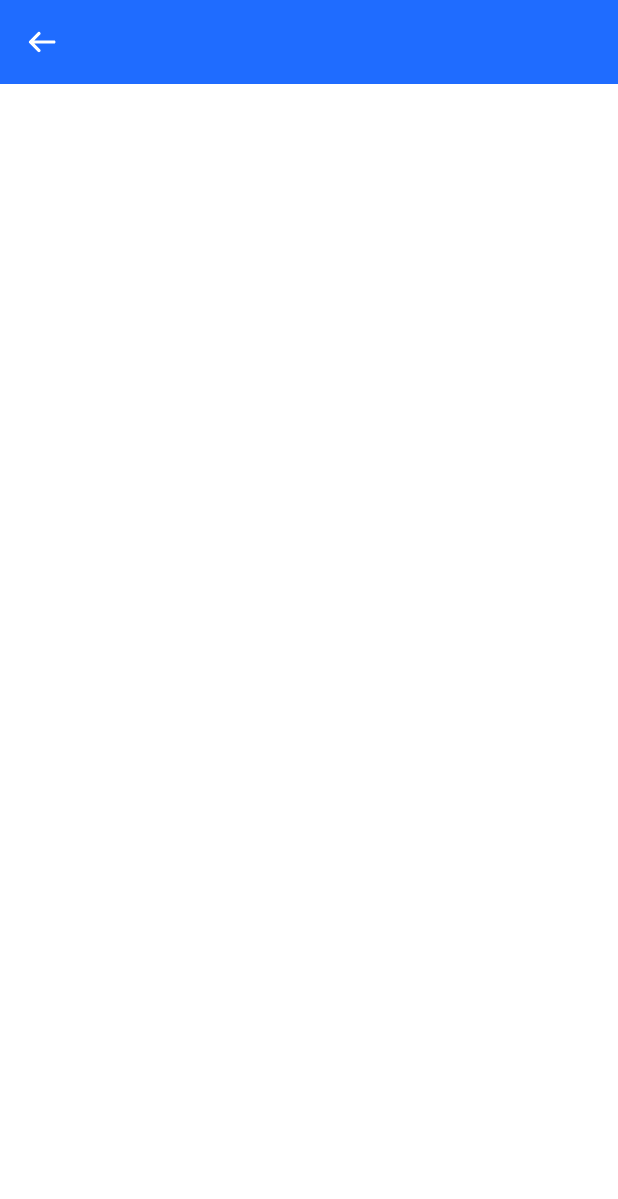
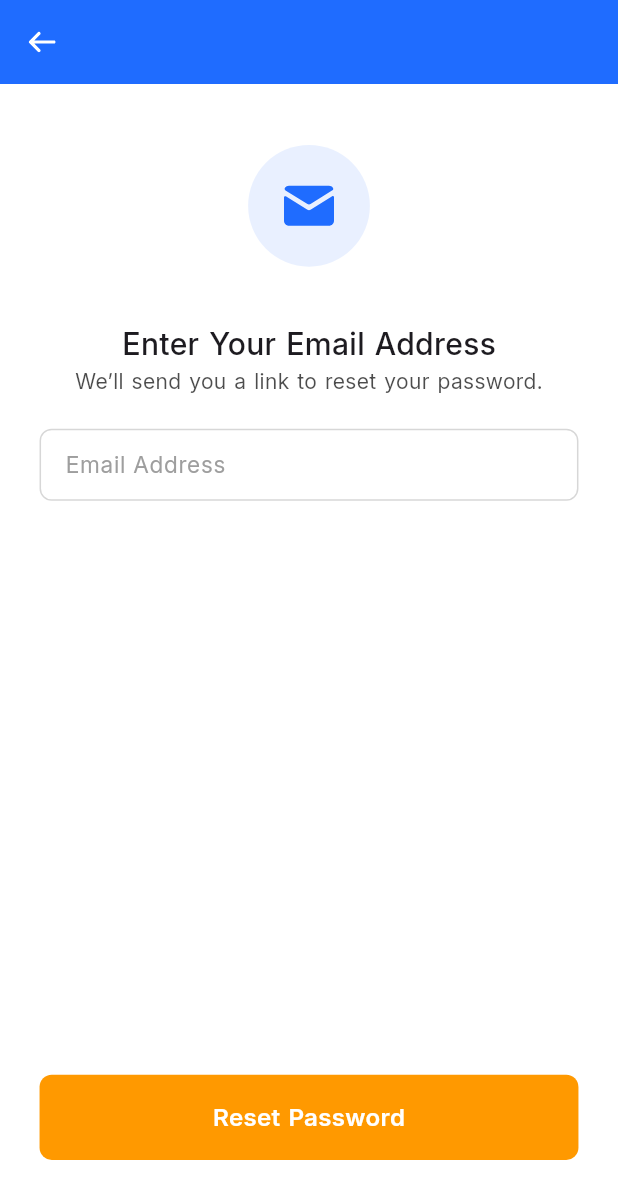
Before and after one commit to Adel-Jarour/b_wallet_app, a Flutter app: the EmailScreen screen opened by its route, on a phone screen of 412 x 824 dp. Shown: the top 1199 px of the screen. Run offline on Flutter 3.47's test engine with Material 3 defaults, Android fonts, the phone set to English and light mode, and no system bars; our stand-ins replace flutter_screenutil, flutter_svg, get, lottie, pinput.

Commit message:
complete email screen

```diff
--- a/lib/config/translation/strings_enum.dart
+++ b/lib/config/translation/strings_enum.dart
@@ -22,6 +22,7 @@ class Strings {
   static const String buttonContinue = 'Continue';
   static const String buttonSavePass = 'Save Password';
   static const String buttonOk = 'OK';
+  static const String buttonResetPassword = 'Reset Password';
 
   static const String splashBottomMsg = 'Your best choice for e-wallet';
 
@@ -49,4 +50,10 @@ class Strings {
   static const String resetPassMsg = 'Create your new password';
   static const String resetPassSuccessDialogMsg =
       'Yay! Your new password has been saved.';
+
+  static const String emailTitle = 'Enter Your Email Address';
+  static const String emailMsg =
+      'We’ll send you a link to reset your password.';
+  static const String emailSuccessDialogMsg =
+      'We’ve sent you a link to reset your password. Check your email!';
 }
--- a/lib/view/screens/auth/forget_pass/email/email_screen.dart
+++ b/lib/view/screens/auth/forget_pass/email/email_screen.dart
@@ -1,18 +1,108 @@
+import 'package:b_wallet/config/translation/strings_enum.dart';
 import 'package:b_wallet/const/color_const.dart';
+import 'package:b_wallet/const/image_const.dart';
+import 'package:b_wallet/controller/email_controller.dart';
 import 'package:b_wallet/view/widgets/custom_arrow_back.dart';
+import 'package:b_wallet/view/widgets/custom_button.dart';
+import 'package:b_wallet/view/widgets/custom_text.dart';
+import 'package:b_wallet/view/widgets/custom_text_form_field.dart';
 import 'package:flutter/material.dart';
+import 'package:flutter_screenutil/flutter_screenutil.dart';
+import 'package:flutter_svg/flutter_svg.dart';
+import 'package:get/get.dart';
 
 class EmailScreen extends StatelessWidget {
-  const EmailScreen({Key? key}) : super(key: key);
+  EmailScreen({super.key});
+
+  final EmailController controller = Get.put(EmailController());
 
   @override
   Widget build(BuildContext context) {
-    return Scaffold(
-      appBar: AppBar(
-        backgroundColor: ColorConst.primaryColor,
-        leading: const CustomArrowBack(),
+    return GetBuilder<EmailController>(
+      builder: (_) => Scaffold(
+        appBar: AppBar(
+          backgroundColor: ColorConst.primaryColor,
+          leading: const CustomArrowBack(),
+        ),
+        bottomNavigationBar: Container(
+          padding: EdgeInsetsDirectional.only(
+            start: 24.w,
+            end: 24.w,
+            bottom: 50.h,
+          ),
+          foregroundDecoration: BoxDecoration(
+            color: controller.isLoading
+                ? ColorConst.blackColor.withValues(alpha: 0.3)
+                : null,
+          ),
+          child: CustomButton(
+            txt: Strings.buttonResetPassword,
+            onTap: () {
+              controller.submitEmail();
+            },
+          ),
+        ),
+        body: Stack(
+          children: [
+            SingleChildScrollView(
+              child: Padding(
+                padding: EdgeInsetsDirectional.only(
+                    start: 24.w, end: 24.w, top: 40.h),
+                child: Column(
+                  crossAxisAlignment: CrossAxisAlignment.center,
+                  mainAxisAlignment: MainAxisAlignment.start,
+                  children: [
+                    Container(
+                      width: 80.r,
+                      height: 80.r,
+                      decoration: BoxDecoration(
+                        shape: BoxShape.circle,
+                        color: ColorConst.lightBlue2Color,
+                      ),
+                      alignment: Alignment.center,
+                      child: SvgPicture.asset(ImageConst.emailIcon),
+                    ),
+                    SizedBox(
+                      height: 40.h,
+                    ),
+                    CustomText(
+                      txt: Strings.emailTitle,
+                      fontSize: 20.sp,
+                      fontWeight: FontWeight.w500,
+                    ),
+                    SizedBox(
+                      height: 9.h,
+                    ),
+                    CustomText(
+                      txt: Strings.emailMsg,
+                      fontSize: 14.sp,
+                      color: ColorConst.blackColor.withValues(alpha: 0.7),
+                    ),
+                    SizedBox(
+                      height: 24.h,
+                    ),
+                    CustomTextFormField(
+                      label: Strings.textFieldEmailAddress,
+                      controller: controller.emailController,
+                      errorTxt: controller.confirmError,
+                    ),
+                  ],
+                ),
+              ),
+            ),
+            if (controller.isLoading)
+              Container(
+                width: MediaQuery.of(context).size.width,
+                height: MediaQuery.of(context).size.height,
+                color: ColorConst.blackColor.withValues(alpha: 0.3),
+                alignment: Alignment.center,
+                child: CircularProgressIndicator(
+                  color: ColorConst.primaryColor,
+                ),
+              ),
+          ],
+        ),
       ),
-      // body: ,
     );
   }
 }
```
Also changed, not shown: lib/controller/email_controller.dart (added, +83 -0 lines).
